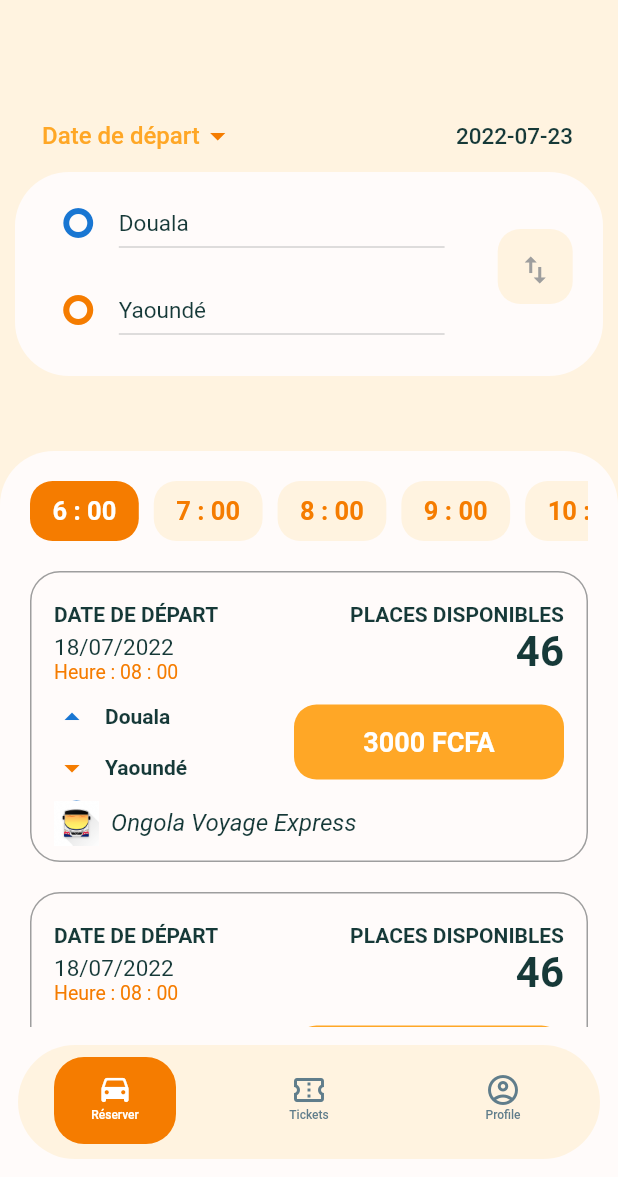
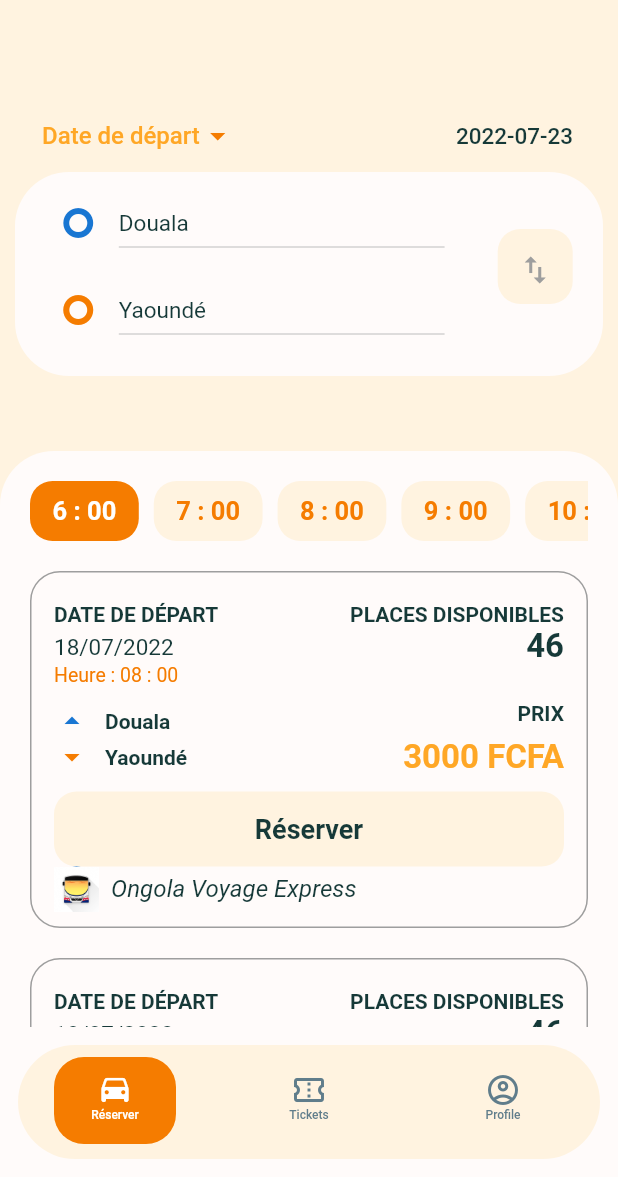
Before and after one commit to stephcyrille/gotripmobile, a Flutter app: the BookingScreen screen opened by its route, after a tap on an icon or button, on a phone screen of 412 x 824 dp, the part 59-1236 px from its top. Run offline on Flutter 3.47's test engine with Material 2 defaults, Android fonts, the phone set to English and light mode, and no system bars; our stand-ins replace flutter_svg.

Commit message:
Update travel card

```diff
--- a/lib/screens/privates/booking/components/body.dart
+++ b/lib/screens/privates/booking/components/body.dart
@@ -35,11 +35,10 @@ class _BodyState extends State<Body> {
             ),
             Row(
               children: const [
-                Text(
-                  'Réservez le ticket de votre ',
-                  style: TextStyle(fontSize: 24.0),
-                  textAlign: TextAlign.start,
-                ),
+                Text('Réservez le ticket de votre ',
+                    style:
+                        TextStyle(fontSize: 24.0, fontWeight: FontWeight.bold),
+                    textAlign: TextAlign.start),
               ],
             ),
             const SizedBox(
@@ -49,10 +48,7 @@ class _BodyState extends State<Body> {
               children: const [
                 Text(
                   'prochain(s) voyage',
-                  style: TextStyle(
-                      color: kGotripOrange400,
-                      fontSize: 24.0,
-                      fontWeight: FontWeight.bold),
+                  style: TextStyle(color: kGotripOrange400, fontSize: 24.0),
                   textAlign: TextAlign.start,
                 ),
               ],
@@ -65,6 +61,7 @@ class _BodyState extends State<Body> {
               crossAxisAlignment: CrossAxisAlignment.start,
               children: [
                 Column(
+                  crossAxisAlignment: CrossAxisAlignment.start,
                   children: [
                     const Text(
                       'Date',
@@ -97,6 +94,7 @@ class _BodyState extends State<Body> {
                   ],
                 ),
                 Column(
+                  crossAxisAlignment: CrossAxisAlignment.end,
                   children: [
                     const Text(
                       'Type de voyage',
--- a/lib/screens/privates/home/component/travel_card.dart
+++ b/lib/screens/privates/home/component/travel_card.dart
@@ -66,6 +66,7 @@ class TravelCard extends StatelessWidget {
                       tripDate,
                       style: const TextStyle(fontSize: 15.0),
                     ),
+                    const SizedBox(height: 2.0),
                     Text(
                       'Heure : $tripHour',
                       style:
@@ -83,10 +84,25 @@ class TravelCard extends StatelessWidget {
                     Text(
                       placeNumber.toString(),
                       style: const TextStyle(
-                          fontSize: 28, fontWeight: FontWeight.bold),
+                          fontSize: 22, fontWeight: FontWeight.bold),
                     ),
                   ],
                 ),
+
+                // Column(
+                //   crossAxisAlignment: CrossAxisAlignment.end,
+                //   children: [
+                //     Text(
+                //       'Places disponibles'.toUpperCase(),
+                //       style: const TextStyle(fontWeight: FontWeight.bold),
+                //     ),
+                //     Text(
+                //       placeNumber.toString(),
+                //       style: const TextStyle(
+                //           fontSize: 28, fontWeight: FontWeight.bold),
+                //     ),
+                //   ],
+                // ),
               ],
             ),
             const SizedBox(
@@ -113,9 +129,6 @@ class TravelCard extends StatelessWidget {
                         )
                       ],
                     ),
-                    const SizedBox(
-                      height: 10.0,
-                    ),
                     Row(
                       children: [
                         const Icon(
@@ -133,17 +146,46 @@ class TravelCard extends StatelessWidget {
                     )
                   ],
                 ),
-                SizedBox(
-                  width: 180,
-                  child: DefaultButton(
-                    press: onPressed,
-                    text: '$price $currency',
-                    height: 50.0,
-                  ),
+                Column(
+                  crossAxisAlignment: CrossAxisAlignment.end,
+                  children: [
+                    Text(
+                      'Prix'.toUpperCase(),
+                      style: const TextStyle(fontWeight: FontWeight.bold),
+                    ),
+                    const SizedBox(
+                      height: 8.0,
+                    ),
+                    Text(
+                      '$price $currency',
+                      style: const TextStyle(
+                          fontSize: 22,
+                          fontWeight: FontWeight.bold,
+                          color: kGotripOrange400),
+                    ),
+                  ],
                 ),
+                // SizedBox(
+                //   width: 180,
+                //   child: DefaultButton(
+                //     press: onPressed,
+                //     text: '$price $currency',
+                //     height: 50.0,
+                //   ),
+                // ),
               ],
             ),
             const SizedBox(height: 10.0),
+            SizedBox(
+              child: DefaultButton(
+                press: onPressed,
+                text: 'Réserver',
+                // width: 150,
+                height: 50.0,
+                backgroundColor: kGotripLightOrange50,
+                textColor: kGotripDark900,
+              ),
+            ),
             Row(
               mainAxisAlignment: MainAxisAlignment.start,
               children: [
```
